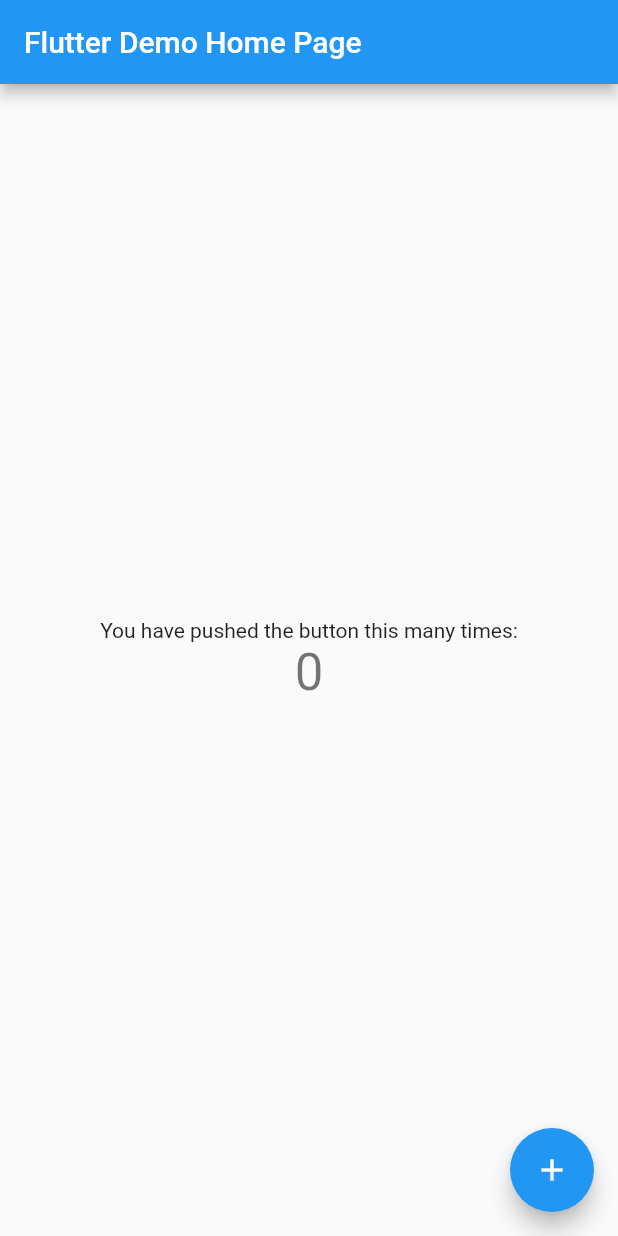
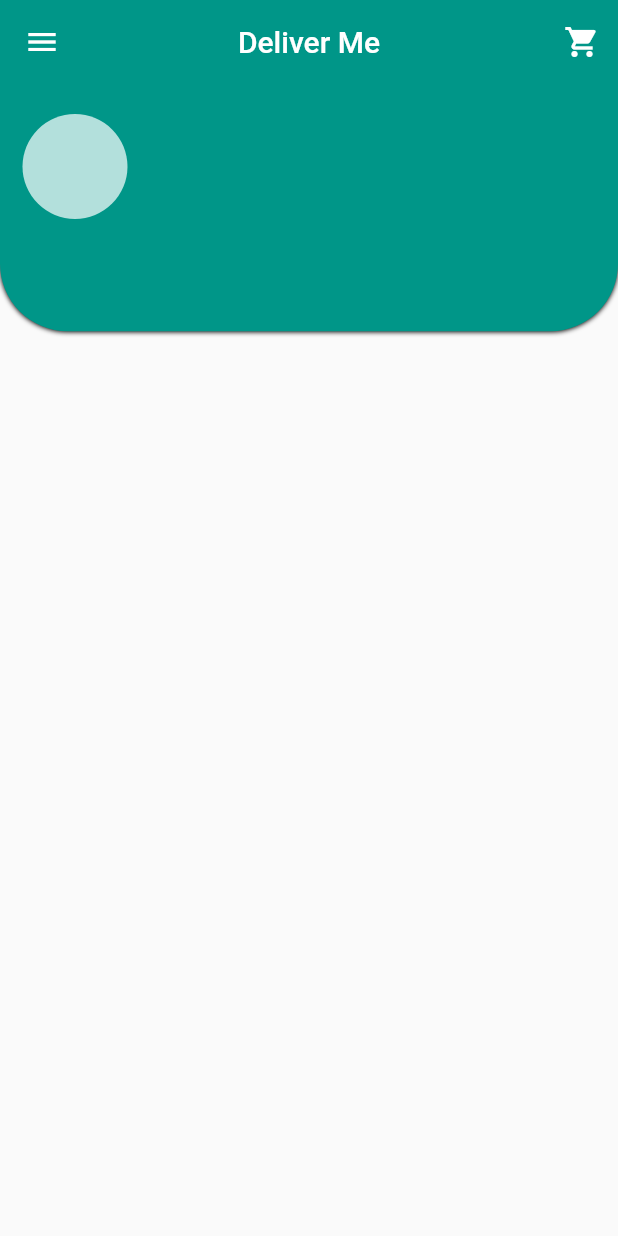
Before and after one commit to irfan87/burger_app_flutter, a Flutter app: the screen it shows after launch, on a phone screen of 412 x 824 dp. Run offline on Flutter 3.47's test engine with Material 2 defaults, Android fonts, the phone set to English and light mode, and no system bars.

Commit message:
Apply SliverAppBar to decorate the header

```diff
--- a/lib/main.dart
+++ b/lib/main.dart
@@ -1,115 +1,51 @@
+import 'package:burger_app_flutter/header.dart';
 import 'package:flutter/material.dart';
 
 void main() {
-  runApp(const MyApp());
+  runApp(MyApp());
 }
 
 class MyApp extends StatelessWidget {
   const MyApp({Key? key}) : super(key: key);
 
-  // This widget is the root of your application.
   @override
   Widget build(BuildContext context) {
     return MaterialApp(
-      title: 'Flutter Demo',
+      debugShowCheckedModeBanner: false,
+      home: Burger(),
       theme: ThemeData(
-        // This is the theme of your application.
-        //
-        // Try running your application with "flutter run". You'll see the
-        // application has a blue toolbar. Then, without quitting the app, try
-        // changing the primarySwatch below to Colors.green and then invoke
-        // "hot reload" (press "r" in the console where you ran "flutter run",
-        // or simply save your changes to "hot reload" in a Flutter IDE).
-        // Notice that the counter didn't reset back to zero; the application
-        // is not restarted.
-        primarySwatch: Colors.blue,
+        appBarTheme: AppBarTheme(
+          color: Colors.teal,
+          centerTitle: true,
+        ),
       ),
-      home: const MyHomePage(title: 'Flutter Demo Home Page'),
     );
   }
 }
 
-class MyHomePage extends StatefulWidget {
-  const MyHomePage({Key? key, required this.title}) : super(key: key);
-
-  // This widget is the home page of your application. It is stateful, meaning
-  // that it has a State object (defined below) that contains fields that affect
-  // how it looks.
-
-  // This class is the configuration for the state. It holds the values (in this
-  // case the title) provided by the parent (in this case the App widget) and
-  // used by the build method of the State. Fields in a Widget subclass are
-  // always marked "final".
-
-  final String title;
-
+class Burger extends StatefulWidget {
   @override
-  State<MyHomePage> createState() => _MyHomePageState();
+  _BurgerState createState() => _BurgerState();
 }
 
-class _MyHomePageState extends State<MyHomePage> {
-  int _counter = 0;
-
-  void _incrementCounter() {
-    setState(() {
-      // This call to setState tells the Flutter framework that something has
-      // changed in this State, which causes it to rerun the build method below
-      // so that the display can reflect the updated values. If we changed
-      // _counter without calling setState(), then the build method would not be
-      // called again, and so nothing would appear to happen.
-      _counter++;
-    });
-  }
-
+class _BurgerState extends State<Burger> {
   @override
   Widget build(BuildContext context) {
-    // This method is rerun every time setState is called, for instance as done
-    // by the _incrementCounter method above.
-    //
-    // The Flutter framework has been optimized to make rerunning build methods
-    // fast, so that you can just rebuild anything that needs updating rather
-    // than having to individually change instances of widgets.
     return Scaffold(
-      appBar: AppBar(
-        // Here we take the value from the MyHomePage object that was created by
-        // the App.build method, and use it to set our appbar title.
-        title: Text(widget.title),
+      body: CustomScrollView(
+        slivers: [
+          SliverAppBar(
+            title: const Text("Deliver Me"),
+            pinned: true,
+            leading: IconButton(icon: const Icon(Icons.menu), onPressed: () {}),
+            actions: [
+              IconButton(
+                  icon: const Icon(Icons.shopping_cart), onPressed: () {}),
+            ],
+          ),
+          Header(),
+        ],
       ),
-      body: Center(
-        // Center is a layout widget. It takes a single child and positions it
-        // in the middle of the parent.
-        child: Column(
-          // Column is also a layout widget. It takes a list of children and
-          // arranges them vertically. By default, it sizes itself to fit its
-          // children horizontally, and tries to be as tall as its parent.
-          //
-          // Invoke "debug painting" (press "p" in the console, choose the
-          // "Toggle Debug Paint" action from the Flutter Inspector in Android
-          // Studio, or the "Toggle Debug Paint" command in Visual Studio Code)
-          // to see the wireframe for each widget.
-          //
-          // Column has various properties to control how it sizes itself and
-          // how it positions its children. Here we use mainAxisAlignment to
-          // center the children vertically; the main axis here is the vertical
-          // axis because Columns are vertical (the cross axis would be
-          // horizontal).
-          mainAxisAlignment: MainAxisAlignment.center,
-          children: <Widget>[
-            const Text(
-              'You have pushed the button this many times:',
-            ),
-            Text(
-              '$_counter',
-              style: Theme.of(context).textTheme.headline4,
-            ),
-          ],
-        ),
-      ),
-      floatingActionButton: FloatingActionButton(
-        onPressed: _incrementCounter,
-        tooltip: 'Increment',
-        child: const Icon(Icons.add),
-      ), // This trailing comma makes auto-formatting nicer for build methods.
     );
   }
 }
```
Also changed, not shown: lib/header.dart (added, +58 -0 lines).
